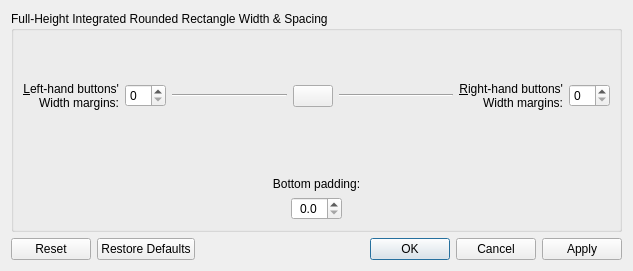
This is kdecoration/config/ui/fullheightrectanglesizing.ui in paulmcauley/klassy as Qt 5 draws it before an edit. The edited form follows.
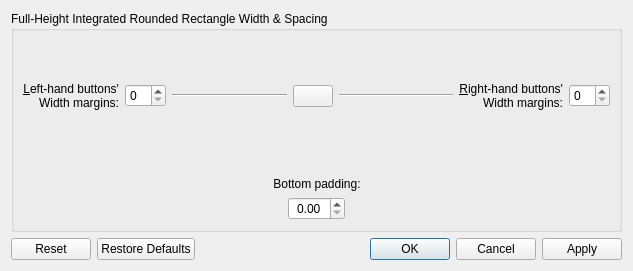
This is the edited form. Icons and pictures are not drawn.

Commit message: Reset dialog options when Cancel pressed. Bottom padding defaults.

Patch:
```diff
--- a/kdecoration/config/ui/fullheightrectanglesizing.ui
+++ b/kdecoration/config/ui/fullheightrectanglesizing.ui
@@ -291,7 +291,7 @@
            <set>Qt::AlignCenter</set>
           </property>
           <property name="decimals">
-           <number>1</number>
+           <number>2</number>
           </property>
           <property name="maximum">
            <double>10.000000000000000</double>
```
Left out of the diff: 2 changed lines with no effect on the pictures. The commit also changes 2 other files.
